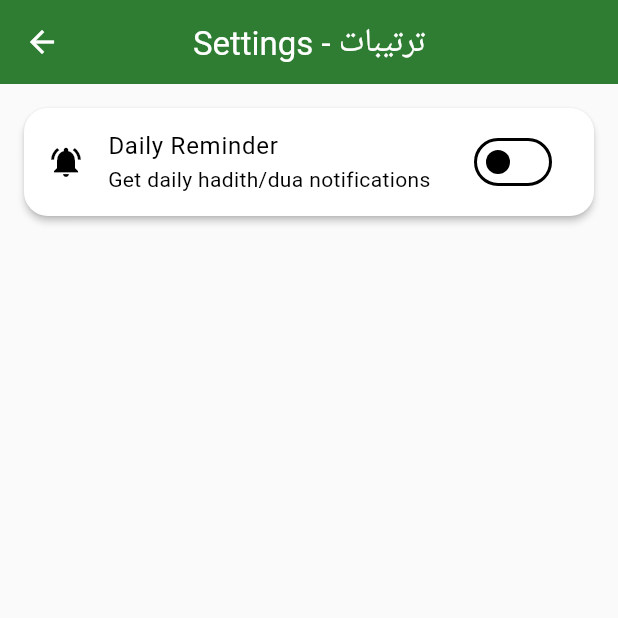
After one commit to Mrsultan7890/Noor, a Flutter app: the screen it shows after launch, after a tap on the "settings" icon, on a phone screen of 412 x 824 dp, the top half of it. The commit adds this screen. Run offline on Flutter 3.47's test engine with Material 3 defaults, Android fonts, the phone set to English and light mode, and no system bars; our stand-ins replace audioplayers, flutter_local_notifications, geolocator, hive, hive_flutter, just_audio and 3 more; accounts and stored records are empty; network calls fail.

Commit message:
Add last read position save for Quran/Mushaf and daily reminder notifications

```diff
--- a/lib/main.dart
+++ b/lib/main.dart
@@ -7,6 +7,7 @@ import 'providers/quran_provider.dart';
 import 'providers/tasbih_provider.dart';
 import 'providers/schedule_provider.dart';
 import 'services/notification_service.dart';
+import 'services/daily_reminder_service.dart';
 import 'models/schedule_model.dart';
 
 void main() async {
@@ -16,6 +17,8 @@ void main() async {
   Hive.registerAdapter(ScheduleAdapter());
 
   await NotificationService().init();
+  await DailyReminderService.init();
+  await DailyReminderService.scheduleDailyReminder();
 
   runApp(const NoorApp());
 }
--- a/lib/screens/home/home_screen.dart
+++ b/lib/screens/home/home_screen.dart
@@ -13,6 +13,7 @@ import '../../screens/hadith/hadith_screen.dart';
 import '../../screens/dua/dua_screen.dart';
 import '../../screens/names/names_screen.dart';
 import '../../screens/games/kids_zone_screen.dart';
+import '../../screens/settings/settings_screen.dart';
 import '../../widgets/feature_card.dart';
 
 class HomeScreen extends StatelessWidget {
@@ -36,6 +37,17 @@ class HomeScreen extends StatelessWidget {
           style: TextStyle(fontWeight: FontWeight.bold),
         ),
         actions: [
+          IconButton(
+            icon: const Icon(Icons.settings),
+            onPressed: () {
+              Navigator.push(
+                context,
+                MaterialPageRoute(
+                  builder: (context) => const SettingsScreen(),
+                ),
+              );
+            },
+          ),
           IconButton(
             icon: Icon(
               themeProvider.themeMode == ThemeMode.light
--- /dev/null
+++ b/lib/screens/settings/settings_screen.dart
@@ -0,0 +1,105 @@
+import 'package:flutter/material.dart';
+import 'package:shared_preferences/shared_preferences.dart';
+import '../services/daily_reminder_service.dart';
+
+class SettingsScreen extends StatefulWidget {
+  const SettingsScreen({super.key});
+
+  @override
+  State<SettingsScreen> createState() => _SettingsScreenState();
+}
+
+class _SettingsScreenState extends State<SettingsScreen> {
+  bool _reminderEnabled = false;
+  TimeOfDay _reminderTime = const TimeOfDay(hour: 9, minute: 0);
+
+  @override
+  void initState() {
+    super.initState();
+    _loadSettings();
+  }
+
+  Future<void> _loadSettings() async {
+    final prefs = await SharedPreferences.getInstance();
+    setState(() {
+      _reminderEnabled = prefs.getBool('daily_reminder_enabled') ?? false;
+      final hour = prefs.getInt('daily_reminder_hour') ?? 9;
+      final minute = prefs.getInt('daily_reminder_minute') ?? 0;
+      _reminderTime = TimeOfDay(hour: hour, minute: minute);
+    });
+  }
+
+  @override
+  Widget build(BuildContext context) {
+    return Scaffold(
+      appBar: AppBar(
+        title: const Text('Settings - ترتیبات'),
+      ),
+      body: ListView(
+        children: [
+          Card(
+            margin: const EdgeInsets.all(16),
+            child: Column(
+              children: [
+                SwitchListTile(
+                  title: const Text('Daily Reminder'),
+                  subtitle: const Text('Get daily hadith/dua notifications'),
+                  value: _reminderEnabled,
+                  secondary: const Icon(Icons.notifications_active),
+                  onChanged: (value) async {
+                    setState(() => _reminderEnabled = value);
+                    if (value) {
+                      await DailyReminderService.enableReminder(
+                        _reminderTime.hour,
+                        _reminderTime.minute,
+                      );
+                      if (mounted) {
+                        ScaffoldMessenger.of(context).showSnackBar(
+                          const SnackBar(content: Text('Daily reminder enabled!')),
+                        );
+                      }
+                    } else {
+                      await DailyReminderService.disableReminder();
+                      if (mounted) {
+                        ScaffoldMessenger.of(context).showSnackBar(
+                          const SnackBar(content: Text('Daily reminder disabled')),
+                        );
+                      }
+                    }
+                  },
+                ),
+                if (_reminderEnabled) ...[
+                  const Divider(height: 1),
+                  ListTile(
+                    leading: const Icon(Icons.access_time),
+                    title: const Text('Reminder Time'),
+                    subtitle: Text(_reminderTime.format(context)),
+                    trailing: const Icon(Icons.arrow_forward_ios, size: 16),
+                    onTap: () async {
+                      final time = await showTimePicker(
+                        context: context,
+                        initialTime: _reminderTime,
+                      );
+                      if (time != null) {
+                        setState(() => _reminderTime = time);
+                        await DailyReminderService.enableReminder(
+                          time.hour,
+                          time.minute,
+                        );
+                        if (mounted) {
+                          ScaffoldMessenger.of(context).showSnackBar(
+                            SnackBar(content: Text('Reminder time set to ${time.format(context)}')),
+                          );
+                        }
+                      }
+                    },
+                  ),
+                ],
+              ],
+            ),
+          ),
+        ],
+      ),
+    );
+  }
+}
--- /dev/null
+++ b/lib/services/daily_reminder_service.dart
@@ -0,0 +1,147 @@
+import 'package:flutter_local_notifications/flutter_local_notifications.dart';
+import 'package:shared_preferences/shared_preferences.dart';
+import 'package:http/http.dart' as http;
+import 'dart:convert';
+import 'dart:math';
+import 'package:timezone/timezone.dart' as tz;
+
+class DailyReminderService {
+  static final FlutterLocalNotificationsPlugin _notifications = FlutterLocalNotificationsPlugin();
+
+  static Future<void> init() async {
+    const android = AndroidInitializationSettings('@mipmap/ic_launcher');
+    const settings = InitializationSettings(android: android);
+    await _notifications.initialize(settings);
+  }
+
+  static Future<void> scheduleDailyReminder() async {
+    final prefs = await SharedPreferences.getInstance();
+    final enabled = prefs.getBool('daily_reminder_enabled') ?? false;
+
+    if (!enabled) return;
+
+    final hour = prefs.getInt('daily_reminder_hour') ?? 9;
+    final minute = prefs.getInt('daily_reminder_minute') ?? 0;
+
+    await _notifications.zonedSchedule(
+      999,
+      'Daily Islamic Reminder',
+      'Tap to read today\'s hadith or dua',
+      _nextInstanceOfTime(hour, minute),
+      const NotificationDetails(
+        android: AndroidNotificationDetails(
+          'daily_reminder',
+          'Daily Reminder',
+          channelDescription: 'Daily hadith and dua reminders',
+          importance: Importance.high,
+          priority: Priority.high,
+        ),
+      ),
+      androidScheduleMode: AndroidScheduleMode.exactAllowWhileIdle,
+      uiLocalNotificationDateInterpretation: UILocalNotificationDateInterpretation.absoluteTime,
+      matchDateTimeComponents: DateTimeComponents.time,
+    );
+  }
+
+  static TZDateTime _nextInstanceOfTime(int hour, int minute) {
+    final tz.TZDateTime now = tz.TZDateTime.now(tz.local);
+    tz.TZDateTime scheduledDate = tz.TZDateTime(tz.local, now.year, now.month, now.day, hour, minute);
+    if (scheduledDate.isBefore(now)) {
+      scheduledDate = scheduledDate.add(const Duration(days: 1));
+    }
+    return scheduledDate;
+  }
+
+  static Future<void> showRandomReminder() async {
+    final random = Random();
+    final type = random.nextBool() ? 'hadith' : 'dua';
+
+    if (type == 'hadith') {
+      await _showRandomHadith();
+    } else {
+      await _showRandomDua();
+    }
+  }
+
+  static Future<void> _showRandomHadith() async {
+    try {
+      final response = await http.get(Uri.parse('https://hadis-api-id.vercel.app/hadith/bukhari?page=1&limit=1'));
+      if (response.statusCode == 200) {
+        final data = json.decode(response.body);
+        final items = data['items'] as List;
+        if (items.isNotEmpty) {
+          final hadith = items[0];
+          await _notifications.show(
+            Random().nextInt(1000),
+            'Hadith of the Day',
+            hadith['id']?.toString() ?? 'Read today\'s hadith',
+            const NotificationDetails(
+              android: AndroidNotificationDetails(
+                'daily_reminder',
+                'Daily Reminder',
+                channelDescription: 'Daily hadith and dua reminders',
+                importance: Importance.high,
+                priority: Priority.high,
+              ),
+            ),
+          );
+        }
+      }
+    } catch (e) {
+      // Fallback notification
+      await _notifications.show(
+        Random().nextInt(1000),
+        'Islamic Reminder',
+        'Remember Allah and read Quran today',
+        const NotificationDetails(
+          android: AndroidNotificationDetails(
+            'daily_reminder',
+            'Daily Reminder',
+            importance: Importance.high,
+          ),
+        ),
+      );
+    }
+  }
+
+  static Future<void> _showRandomDua() async {
+    final duas = [
+      'رَبَّنَا آتِنَا فِي الدُّنْيَا حَسَنَةً وَفِي الْآخِرَةِ حَسَنَةً',
+      'اللَّهُمَّ إِنِّي أَسْأَلُكَ الْعَافِيَةَ فِي الدُّنْيَا وَالْآخِرَةِ',
+      'رَبِّ اشْرَحْ لِي صَدْرِي وَيَسِّرْ لِي أَمْرِي',
+      'اللَّهُمَّ إِنِّي أَعُوذُ بِكَ مِنَ الْهَمِّ وَالْحَزَنِ',
+      'سُبْحَانَ اللَّهِ وَبِحَمْدِهِ سُبْحَانَ اللَّهِ الْعَظِيمِ',
+    ];
+
+    final randomDua = duas[Random().nextInt(duas.length)];
+
+    await _notifications.show(
+      Random().nextInt(1000),
+      'Dua of the Day',
+      randomDua,
+      const NotificationDetails(
+        android: AndroidNotificationDetails(
+          'daily_reminder',
+          'Daily Reminder',
+          channelDescription: 'Daily hadith and dua reminders',
+          importance: Importance.high,
+          priority: Priority.high,
+        ),
+      ),
+    );
+  }
+
+  static Future<void> enableReminder(int hour, int minute) async {
+    final prefs = await SharedPreferences.getInstance();
+    await prefs.setBool('daily_reminder_enabled', true);
+    await prefs.setInt('daily_reminder_hour', hour);
+    await prefs.setInt('daily_reminder_minute', minute);
+    await scheduleDailyReminder();
+  }
+
+  static Future<void> disableReminder() async {
+    final prefs = await SharedPreferences.getInstance();
+    await prefs.setBool('daily_reminder_enabled', false);
+    await _notifications.cancel(999);
+  }
+}
```
Also changed, not shown: lib/screens/quran/mushaf_quran_screen.dart (+18 -1 lines), lib/screens/quran/quran_reader_screen.dart (+32 -3 lines).
